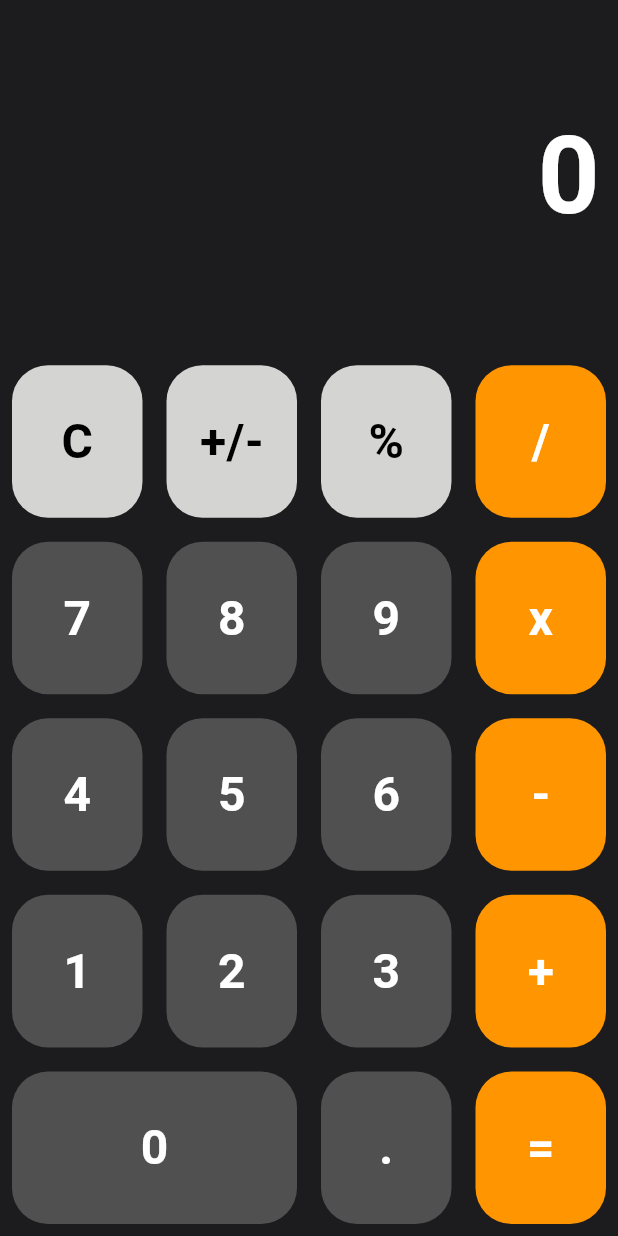
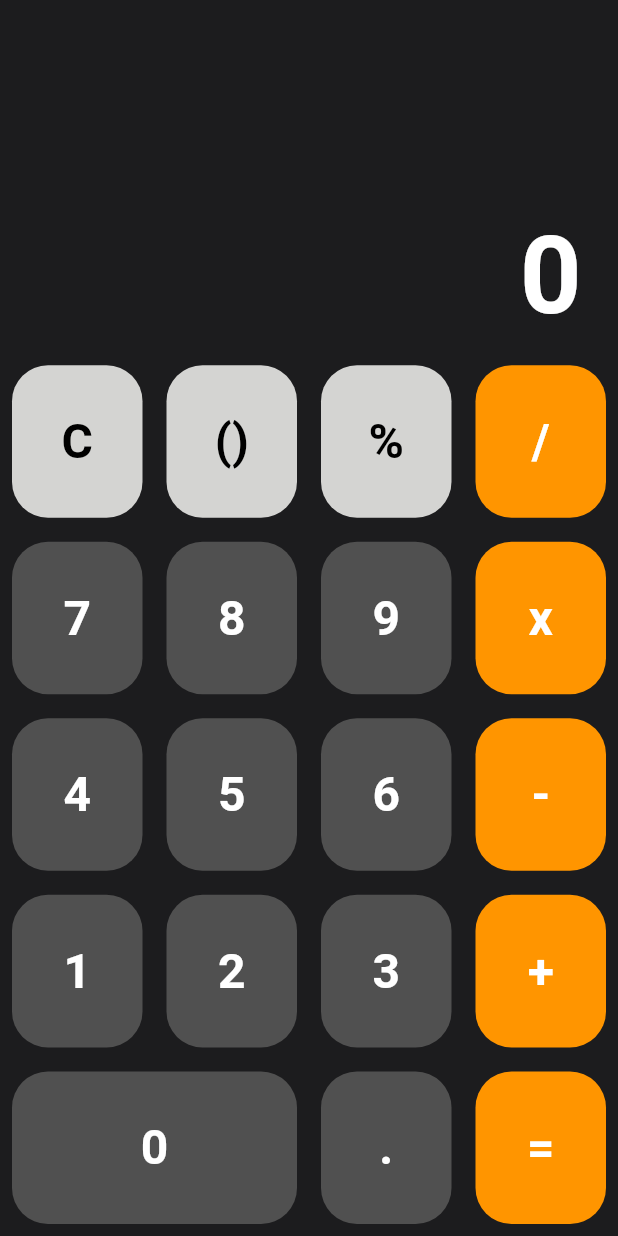
Before and after one commit to Breno2840/Myteste, a Flutter app: the screen it shows after launch, on a phone screen of 412 x 824 dp. Run offline on Flutter 3.47's test engine with Material 3 defaults, Android fonts, the phone set to English and light mode, and no system bars; our stand-ins replace math_expressions.

Commit message:
Atualizar o main.dart

```diff
--- a/lib/main.dart
+++ b/lib/main.dart
@@ -1,4 +1,5 @@
 import 'package:flutter/material.dart';
+import 'package:math_expressions/math_expressions.dart';
 
 void main() {
   runApp(const CalculatorApp());
@@ -29,91 +30,54 @@ class CalculatorHomePage extends StatefulWidget {
 }
 
 class _CalculatorHomePageState extends State<CalculatorHomePage> {
-  // Variáveis para guardar o estado da calculadora
-  String output = "0"; // O que é exibido na tela
-  String _output = "0"; // Variável interna para cálculos
-  double num1 = 0;
-  double num2 = 0;
-  String operand = "";
-  // Variável para saber se um operador foi pressionado
-  bool operandPressed = false;
+  // Novas variáveis de estado
+  String expression = "";
+  String result = "0";
 
-  // Função chamada quando qualquer botão é pressionado
+  // Nova lógica de pressionar o botão
   void buttonPressed(String buttonText) {
     setState(() {
       if (buttonText == "C") {
-        // Limpa tudo
-        _output = "0";
-        num1 = 0;
-        num2 = 0;
-        operand = "";
-        operandPressed = false;
-        // ATUALIZA O VISOR
-        output = _output;
-      } else if (buttonText == "+" || buttonText == "-" || buttonText == "/" || buttonText == "x") {
-        // Se um operador é pressionado
-        if (operand.isEmpty || !operandPressed) {
-          num1 = double.parse(output);
-          operand = buttonText;
-          operandPressed = true;
-        }
-      } else if (buttonText == ".") {
-        // Se o ponto decimal é pressionado
-        if (operandPressed) {
-          _output = "0.";
-          operandPressed = false;
-        } else if (!_output.contains(".")) {
-          _output = _output + buttonText;
-        }
-        output = _output;
+        expression = "";
+        result = "0";
       } else if (buttonText == "=") {
-        // Se o botão de igual é pressionado
-        if (operand.isNotEmpty) {
-          num2 = double.parse(output);
+        try {
+          // Prepara a expressão para ser calculada
+          String finalExpression = expression;
+          finalExpression = finalExpression.replaceAll('x', '*'); // Troca 'x' por '*'
 
-          if (operand == "+") {
-            _output = (num1 + num2).toString();
+          // Usa o pacote math_expressions para calcular
+          Parser p = Parser();
+          Expression exp = p.parse(finalExpression);
+          ContextModel cm = ContextModel();
+          double eval = exp.evaluate(EvaluationType.REAL, cm);
+
+          // Formata o resultado
+          if (eval == eval.toInt()) {
+            result = eval.toInt().toString();
+          } else {
+            result = eval.toString();
           }
-          if (operand == "-") {
-            _output = (num1 - num2).toString();
-          }
-          if (operand == "x") {
-            _output = (num1 * num2).toString();
-          }
-          if (operand == "/") {
-            if (num2 == 0) {
-              _output = "Erro";
-            } else {
-              _output = (num1 / num2).toString();
-            }
-          }
-
-          num1 = 0;
-          num2 = 0;
-          operand = "";
-
-          if (_output != "Erro" && _output.endsWith(".0")) {
-            output = _output.replaceAll(".0", "");
-          } else {
-            output = _output;
-          }
-
-          _output = output == "Erro" ? "0" : output;
+        } catch (e) {
+          result = "Erro";
         }
       } else {
-        // Se um número é pressionado
-        if (operandPressed || _output == "0") {
-          _output = buttonText;
-          operandPressed = false;
+        // Se o resultado atual for "0" ou "Erro", começa uma nova expressão
+        if (result != "0" && expression == "") {
+           expression = result;
+        }
+
+        // Se o valor inicial é "0", substitui pelo botão pressionado
+        if (expression == "0") {
+            expression = buttonText;
         } else {
-          _output = _output + buttonText;
+            expression = expression + buttonText;
         }
-        output = _output;
       }
     });
   }
 
-  // Widget para construir cada botão
+  // Widget para construir cada botão (continua o mesmo)
   Widget buildButton(String buttonText, Color textColor, Color buttonColor) {
     return Expanded(
       child: Container(
@@ -144,38 +108,53 @@ class _CalculatorHomePageState extends State<CalculatorHomePage> {
 
   @override
   Widget build(BuildContext context) {
-    // Definindo as cores para o tema escuro
-    const Color bgColor = Color(0xFF1C1C1E); // Fundo
-    const Color displayColor = Colors.white; // Cor do texto do visor
-    const Color numberButtonColor = Color(0xFF505050); // Botões de número
-    const Color numberTextColor = Colors.white;
-    const Color operatorButtonColor = Color(0xFFFF9500); // Botões de operador (laranja)
-    const Color operatorTextColor = Colors.white;
-    const Color topButtonColor = Color(0xFFD4D4D2); // Botões de cima (C, +/-, %)
+    // Definindo as cores para o tema escuro (continua o mesmo)
+    const Color bgColor = Color(0xFF1C1C1E);
+    const Color numberButtonColor = Color(0xFF505050);
+    const Color operatorButtonColor = Color(0xFFFF9500);
+    const Color topButtonColor = Color(0xFFD4D4D2);
     const Color topTextColor = Colors.black;
+    const Color defaultTextColor = Colors.white;
 
     return Scaffold(
       backgroundColor: bgColor,
       body: SafeArea(
         child: Column(
           children: <Widget>[
-            // Visor da calculadora
+            // ✅ NOVO VISOR COM DUAS LINHAS
             Expanded(
               flex: 2,
               child: Container(
-                alignment: Alignment.centerRight,
-                padding: const EdgeInsets.symmetric(vertical: 24.0, horizontal: 12.0),
-                child: Text(
-                  output,
-                  style: const TextStyle(
-                    fontSize: 72.0,
-                    fontWeight: FontWeight.bold,
-                    color: displayColor,
-                  ),
+                padding: const EdgeInsets.symmetric(horizontal: 24.0),
+                alignment: Alignment.bottomRight,
+                child: Column(
+                  mainAxisAlignment: MainAxisAlignment.end,
+                  crossAxisAlignment: CrossAxisAlignment.end,
+                  children: [
+                    // A expressão/conta
+                    Text(
+                      expression.isEmpty ? " " : expression,
+                      style: const TextStyle(fontSize: 48.0, color: Colors.white60),
+                      maxLines: 1,
+                      overflow: TextOverflow.ellipsis,
+                    ),
+                    const SizedBox(height: 10),
+                    // O resultado
+                    Text(
+                      result,
+                      style: const TextStyle(
+                        fontSize: 72.0,
+                        fontWeight: FontWeight.bold,
+                        color: Colors.white,
+                      ),
+                       maxLines: 1,
+                       overflow: TextOverflow.ellipsis,
+                    ),
+                  ],
                 ),
               ),
             ),
-            // Linha de botões
+            // Linha de botões (continua o mesmo)
             Expanded(
               flex: 5,
               child: Column(
@@ -184,48 +163,48 @@ class _CalculatorHomePageState extends State<CalculatorHomePage> {
                     child: Row(
                       children: <Widget>[
                         buildButton("C", topTextColor, topButtonColor),
-                        buildButton("+/-", topTextColor, topButtonColor),
-                        buildButton("%", topTextColor, topButtonColor),
-                        buildButton("/", operatorTextColor, operatorButtonColor),
+                        buildButton("()", topTextColor, topButtonColor), // Apenas visual
+                        buildButton("%", topTextColor, topButtonColor),  // Apenas visual
+                        buildButton("/", defaultTextColor, operatorButtonColor),
                       ],
                     ),
                   ),
                   Expanded(
                     child: Row(
                       children: <Widget>[
-                        buildButton("7", numberTextColor, numberButtonColor),
-                        buildButton("8", numberTextColor, numberButtonColor),
-                        buildButton("9", numberTextColor, numberButtonColor),
-                        buildButton("x", operatorTextColor, operatorButtonColor),
+                        buildButton("7", defaultTextColor, numberButtonColor),
+                        buildButton("8", defaultTextColor, numberButtonColor),
+                        buildButton("9", defaultTextColor, numberButtonColor),
+                        buildButton("x", defaultTextColor, operatorButtonColor),
                       ],
                     ),
                   ),
                   Expanded(
                     child: Row(
                       children: <Widget>[
-                        buildButton("4", numberTextColor, numberButtonColor),
-                        buildButton("5", numberTextColor, numberButtonColor),
-                        buildButton("6", numberTextColor, numberButtonColor),
-                        buildButton("-", operatorTextColor, operatorButtonColor),
+                        buildButton("4", defaultTextColor, numberButtonColor),
+                        buildButton("5", defaultTextColor, numberButtonColor),
+                        buildButton("6", defaultTextColor, numberButtonColor),
+                        buildButton("-", defaultTextColor, operatorButtonColor),
                       ],
                     ),
                   ),
                   Expanded(
                     child: Row(
                       children: <Widget>[
-                        buildButton("1", numberTextColor, numberButtonColor),
-                        buildButton("2", numberTextColor, numberButtonColor),
-                        buildButton("3", numberTextColor, numberButtonColor),
-                        buildButton("+", operatorTextColor, operatorButtonColor),
+                        buildButton("1", defaultTextColor, numberButtonColor),
+                        buildButton("2", defaultTextColor, numberButtonColor),
+                        buildButton("3", defaultTextColor, numberButtonColor),
+                        buildButton("+", defaultTextColor, operatorButtonColor),
                       ],
                     ),
                   ),
                   Expanded(
                     child: Row(
                       children: <Widget>[
-                        Expanded(flex: 2, child: buildButton("0", numberTextColor, numberButtonColor)),
-                        buildButton(".", numberTextColor, numberButtonColor),
-                        buildButton("=", operatorTextColor, operatorButtonColor),
+                        Expanded(flex: 2, child: buildButton("0", defaultTextColor, numberButtonColor)),
+                        buildButton(".", defaultTextColor, numberButtonColor),
+                        buildButton("=", defaultTextColor, operatorButtonColor),
                       ],
                     ),
                   ),
```
